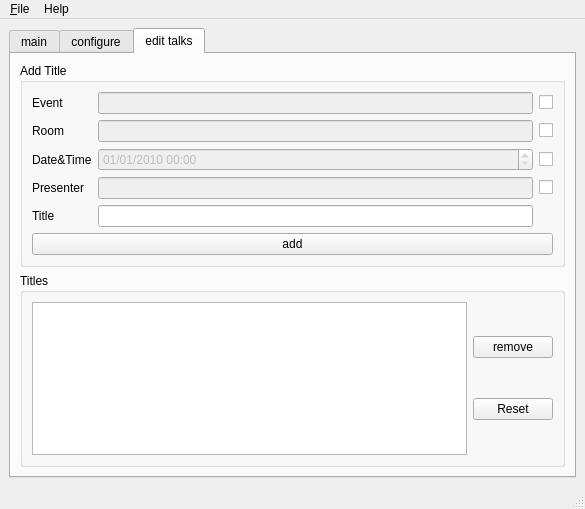
Qt form src/forms/freeseer_ui_qt.ui (Freeseer/freeseer) before a commit.
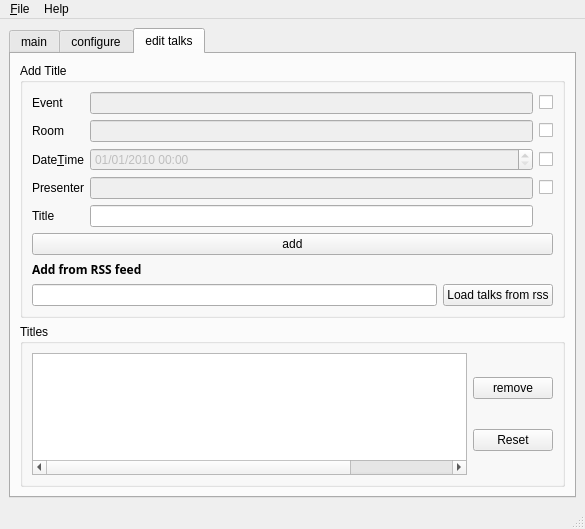
The same form after that commit. The open tabs and pages were chosen to show the change. Icons and pictures are not drawn.

The edit to the form file:
```diff
--- a/src/forms/freeseer_ui_qt.ui
+++ b/src/forms/freeseer_ui_qt.ui
@@ -7,7 +7,7 @@
     <x>0</x>
     <y>0</y>
     <width>585</width>
-    <height>509</height>
+    <height>529</height>
    </rect>
   </property>
   <property name="windowTitle">
@@ -23,7 +23,7 @@
    </property>
    <layout class="QHBoxLayout" name="horizontalLayout_4">
     <item>
-     <widget class="QTabWidget" name="tabWidget">
+     <widget class="QTabWidget" name="editTab">
       <property name="enabled">
        <bool>true</bool>
       </property>
@@ -31,7 +31,7 @@
        <enum>QTabWidget::North</enum>
       </property>
       <property name="currentIndex">
-       <number>0</number>
+       <number>2</number>
       </property>
       <property name="elideMode">
        <enum>Qt::ElideNone</enum>
@@ -233,7 +233,7 @@
              <x>0</x>
              <y>0</y>
              <width>545</width>
-             <height>265</height>
+             <height>287</height>
             </rect>
            </property>
            <attribute name="label">
@@ -671,6 +671,9 @@
                <property name="text">
                 <string>Event</string>
                </property>
+               <property name="buddy">
+                <cstring>eventEdit</cstring>
+               </property>
               </widget>
              </item>
              <item row="1" column="1">
@@ -692,6 +695,9 @@
                <property name="text">
                 <string>Date&amp;Time</string>
                </property>
+               <property name="buddy">
+                <cstring>dateTimeEdit</cstring>
+               </property>
               </widget>
              </item>
              <item row="3" column="1">
@@ -730,6 +736,38 @@
              </property>
             </widget>
            </item>
+           <item>
+            <widget class="QLabel" name="label_9">
+             <property name="font">
+              <font>
+               <family>Sans Serif</family>
+               <weight>75</weight>
+               <bold>true</bold>
+              </font>
+             </property>
+             <property name="text">
+              <string>Add from RSS feed</string>
+             </property>
+            </widget>
+           </item>
+           <item>
+            <layout class="QGridLayout" name="gridLayout_4">
+             <item row="0" column="1">
+              <widget class="QPushButton" name="rssButton">
+               <property name="text">
+                <string>Load talks from rss</string>
+               </property>
+               <property name="icon">
+                <iconset resource="resource.qrc">
+                 <normaloff>:/rss_logo/rss_logo.png</normaloff>:/rss_logo/rss_logo.png</iconset>
+               </property>
+              </widget>
+             </item>
+             <item row="0" column="0">
+              <widget class="QLineEdit" name="rssEdit"/>
+             </item>
+            </layout>
+           </item>
           </layout>
          </widget>
         </item>
@@ -740,10 +778,66 @@
           </property>
           <layout class="QHBoxLayout" name="horizontalLayout_2">
            <item>
-            <widget class="QListWidget" name="editTalkList">
+            <widget class="QTableWidget" name="editTable">
+             <property name="focusPolicy">
+              <enum>Qt::NoFocus</enum>
+             </property>
+             <property name="selectionMode">
+              <enum>QAbstractItemView::ExtendedSelection</enum>
+             </property>
+             <property name="selectionBehavior">
+              <enum>QAbstractItemView::SelectRows</enum>
+             </property>
+             <property name="showGrid">
+              <bool>false</bool>
+             </property>
              <property name="sortingEnabled">
               <bool>true</bool>
              </property>
+             <property name="columnCount">
+              <number>4</number>
+             </property>
+             <property name="km" stdset="0">
+              <number>0</number>
+             </property>
+             <attribute name="horizontalHeaderVisible">
+              <bool>false</bool>
+             </attribute>
+             <attribute name="horizontalHeaderDefaultSectionSize">
+              <number>142</number>
+             </attribute>
+             <attribute name="verticalHeaderVisible">
+              <bool>false</bool>
+             </attribute>
+             <attribute name="verticalHeaderVisible">
+              <bool>false</bool>
+             </attribute>
+             <attribute name="horizontalHeaderVisible">
+              <bool>false</bool>
+             </attribute>
+             <attribute name="horizontalHeaderDefaultSectionSize">
+              <number>142</number>
+             </attribute>
+             <column>
+              <property name="text">
+               <string>Speaker</string>
+              </property>
+             </column>
+             <column>
+              <property name="text">
+               <string>Title</string>
+              </property>
+             </column>
+             <column>
+              <property name="text">
+               <string>Room</string>
+              </property>
+             </column>
+             <column>
+              <property name="text">
+               <string notr="true">Id</string>
+              </property>
+             </column>
             </widget>
            </item>
            <item>
```
Left out of the diff: 49 changed lines with no effect on the pictures.
